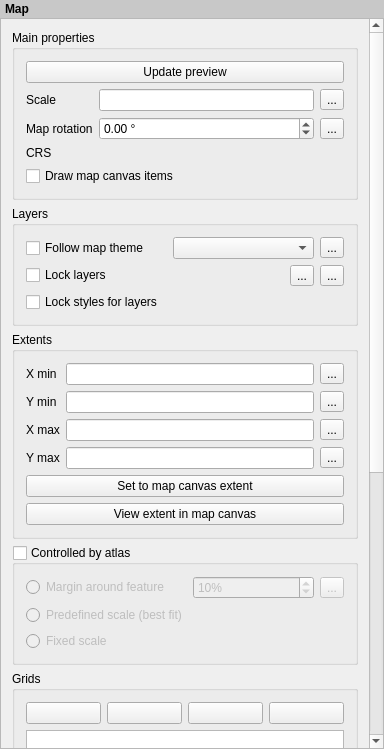
This is src/ui/composer/qgscomposermapwidgetbase.ui in qgis/QGIS as Qt 5 draws it before an edit. The edited form follows.
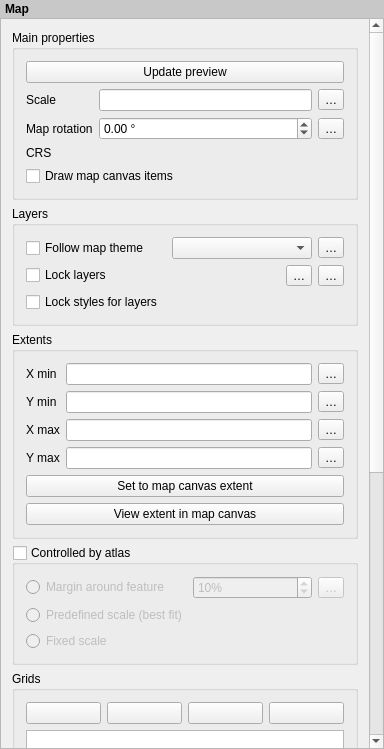
This is the edited form. Icons and pictures are not drawn. Custom widgets are drawn as their Qt base class.

```diff
--- a/src/ui/composer/qgscomposermapwidgetbase.ui
+++ b/src/ui/composer/qgscomposermapwidgetbase.ui
@@ -118,7 +118,7 @@
             <item>
              <widget class="QgsPropertyOverrideButton" name="mMapRotationDDBtn">
               <property name="text">
-               <string>...</string>
+               <string>…</string>
               </property>
              </widget>
             </item>
@@ -143,7 +143,7 @@
             <item>
              <widget class="QgsPropertyOverrideButton" name="mScaleDDBtn">
               <property name="text">
-               <string>...</string>
+               <string>…</string>
               </property>
              </widget>
             </item>
@@ -204,7 +204,7 @@
             <item>
              <widget class="QgsPropertyOverrideButton" name="mStylePresetsDDBtn">
               <property name="text">
-               <string>...</string>
+               <string>…</string>
               </property>
              </widget>
             </item>
@@ -241,7 +241,7 @@
             <item>
              <widget class="QToolButton" name="mLayerListFromPresetButton">
               <property name="text">
-               <string>...</string>
+               <string>…</string>
               </property>
               <property name="popupMode">
                <enum>QToolButton::InstantPopup</enum>
@@ -251,7 +251,7 @@
             <item>
              <widget class="QgsPropertyOverrideButton" name="mLayersDDBtn">
               <property name="text">
-               <string>...</string>
+               <string>…</string>
               </property>
              </widget>
             </item>
@@ -306,7 +306,7 @@
             <item>
              <widget class="QgsPropertyOverrideButton" name="mXMinDDBtn">
               <property name="text">
-               <string>...</string>
+               <string>…</string>
               </property>
              </widget>
             </item>
@@ -333,7 +333,7 @@
             <item>
              <widget class="QgsPropertyOverrideButton" name="mYMinDDBtn">
               <property name="text">
-               <string>...</string>
+               <string>…</string>
               </property>
              </widget>
             </item>
@@ -360,7 +360,7 @@
             <item>
              <widget class="QgsPropertyOverrideButton" name="mXMaxDDBtn">
               <property name="text">
-               <string>...</string>
+               <string>…</string>
               </property>
              </widget>
             </item>
@@ -387,7 +387,7 @@
             <item>
              <widget class="QgsPropertyOverrideButton" name="mYMaxDDBtn">
               <property name="text">
-               <string>...</string>
+               <string>…</string>
               </property>
              </widget>
             </item>
@@ -465,7 +465,7 @@
             <item>
              <widget class="QgsPropertyOverrideButton" name="mAtlasMarginDDBtn">
               <property name="text">
-               <string>...</string>
+               <string>…</string>
               </property>
              </widget>
             </item>
```
